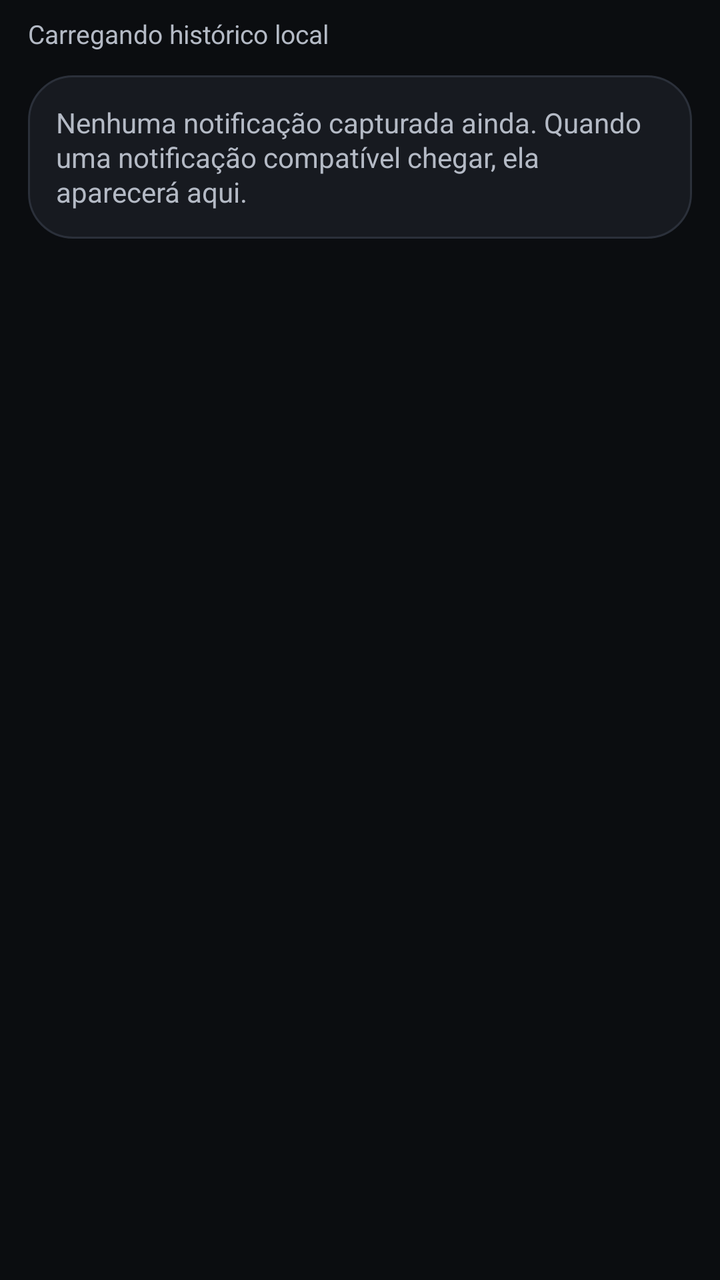
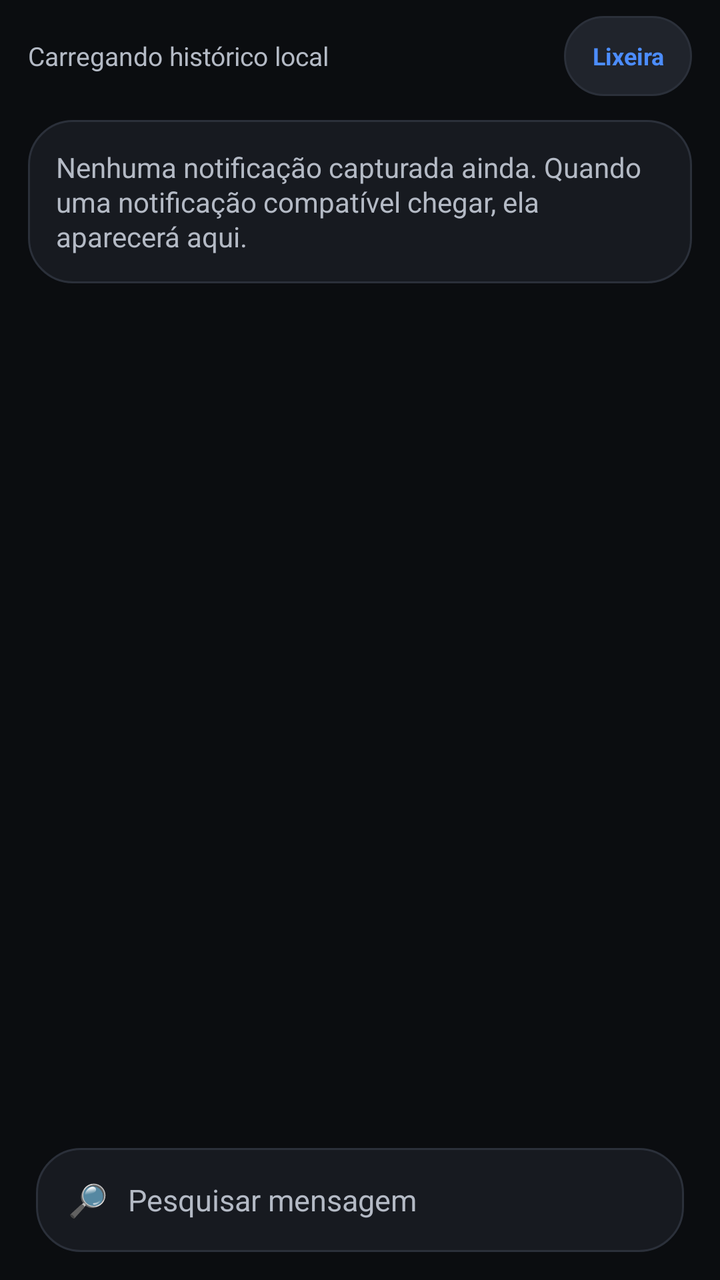

Two renders of the same Android screen: before a commit and after it. Below are the layout's source before the change and the commit's diff.
<!-- AndroidManifest.xml: application theme Theme.AppCompat.NoActionBar -->
<!-- res/layout/activity_main.xml -->
<?xml version="1.0" encoding="utf-8"?>
<ScrollView xmlns:android="http://schemas.android.com/apk/res/android"
    xmlns:tools="http://schemas.android.com/tools"
    android:layout_width="match_parent"
    android:layout_height="match_parent"
    android:background="@color/one_ui_background"
    android:fillViewport="true"
    android:fitsSystemWindows="true"
    tools:context="ray.droid.com.droidcatchnotification.activity.MainActivity">

    <LinearLayout
        android:layout_width="match_parent"
        android:layout_height="wrap_content"
        android:orientation="vertical"
        android:paddingLeft="14dp"
        android:paddingTop="8dp"
        android:paddingRight="14dp"
        android:paddingBottom="18dp">

        <LinearLayout
            android:layout_width="match_parent"
            android:layout_height="wrap_content"
            android:gravity="center_vertical"
            android:orientation="horizontal">

            <LinearLayout
                android:layout_width="0dp"
                android:layout_height="wrap_content"
                android:layout_weight="1"
                android:orientation="vertical">

                <TextView
                    android:id="@+id/textHistoryCount"
                    android:layout_width="match_parent"
                    android:layout_height="wrap_content"
                    android:text="@string/history_count_initial"
                    android:textColor="@color/one_ui_text_secondary"
                    android:textSize="13sp" />
            </LinearLayout>

            <TextView
                android:id="@+id/buttonNotifications"
                android:layout_width="wrap_content"
                android:layout_height="wrap_content"
                android:background="@drawable/one_ui_button_secondary"
                android:clickable="true"
                android:focusable="true"
                android:gravity="center"
                android:minHeight="40dp"
                android:minWidth="0dp"
                android:paddingLeft="14dp"
                android:paddingTop="7dp"
                android:paddingRight="14dp"
                android:paddingBottom="7dp"
                android:singleLine="true"
                android:text="@string/history_open_notifications"
                android:textColor="@color/one_ui_blue"
                android:textSize="12sp"
                android:textStyle="bold"
                android:visibility="gone"
                tools:visibility="visible" />
        </LinearLayout>

        <TextView
            android:id="@+id/textStatus"
            android:layout_width="match_parent"
            android:layout_height="wrap_content"
            android:layout_marginTop="10dp"
            android:background="@drawable/one_ui_status_badge"
            android:text="@string/history_status_permission_missing"
            android:textColor="@color/one_ui_text_secondary"
            android:textSize="12sp"
            android:visibility="gone"
            tools:visibility="visible" />

        <TextView
            android:id="@+id/textEmptyHistory"
            android:layout_width="match_parent"
            android:layout_height="wrap_content"
            android:layout_marginTop="12dp"
            android:background="@drawable/one_ui_card"
            android:lineSpacingExtra="1dp"
            android:padding="14dp"
            android:text="@string/history_empty"
            android:textColor="@color/one_ui_text_secondary"
            android:textSize="14sp" />

        <LinearLayout
            android:id="@+id/historyContainer"
            android:layout_width="match_parent"
            android:layout_height="wrap_content"
            android:orientation="vertical" />
    </LinearLayout>
</ScrollView>
<!-- resources referenced by this layout -->
<resources>
  <color name="one_ui_background">#0B0D10</color>
  <color name="one_ui_blue">#4C8DFF</color>
  <color name="one_ui_text_secondary">#B4BAC5</color>
  <!-- drawable one_ui_button_secondary (drawable) -->
  <?xml version="1.0" encoding="utf-8"?>
  <shape xmlns:android="http://schemas.android.com/apk/res/android">
      <solid android:color="@color/one_ui_surface_alt" />
      <stroke
          android:width="1dp"
          android:color="@color/one_ui_stroke" />
      <corners android:radius="24dp" />
      <padding
          android:bottom="12dp"
          android:left="18dp"
          android:right="18dp"
          android:top="12dp" />
  </shape>
  <!-- drawable one_ui_card (drawable) -->
  <?xml version="1.0" encoding="utf-8"?>
  <shape xmlns:android="http://schemas.android.com/apk/res/android">
      <solid android:color="@color/one_ui_surface" />
      <stroke
          android:width="1dp"
          android:color="@color/one_ui_stroke" />
      <corners android:radius="22dp" />
  </shape>
  <!-- drawable one_ui_status_badge (drawable) -->
  <?xml version="1.0" encoding="utf-8"?>
  <shape xmlns:android="http://schemas.android.com/apk/res/android">
      <solid android:color="@color/one_ui_surface_alt" />
      <stroke
          android:width="1dp"
          android:color="@color/one_ui_stroke" />
      <corners android:radius="18dp" />
      <padding
          android:bottom="8dp"
          android:left="12dp"
          android:right="12dp"
          android:top="8dp" />
  </shape>
  <string name="history_count_initial">Carregando histórico local</string>
  <string name="history_empty">Nenhuma notificação capturada ainda. Quando uma notificação compatível chegar, ela aparecerá aqui.</string>
  <string name="history_open_notifications">Permitir</string>
  <string name="history_status_permission_missing">Acesso às notificações inativo. Ative a permissão para registrar novas notificações.</string>
  <color name="one_ui_surface_alt">#20242C</color>
  <color name="one_ui_stroke">#2B303A</color>
  <color name="one_ui_surface">#171A20</color>
</resources>

<!-- the commit's change to res/layout/activity_main.xml (unified diff, before → after) -->
@@ -1,94 +1,174 @@
 <?xml version="1.0" encoding="utf-8"?>
-<ScrollView xmlns:android="http://schemas.android.com/apk/res/android"
+<FrameLayout xmlns:android="http://schemas.android.com/apk/res/android"
     xmlns:tools="http://schemas.android.com/tools"
     android:layout_width="match_parent"
     android:layout_height="match_parent"
     android:background="@color/one_ui_background"
-    android:fillViewport="true"
     android:fitsSystemWindows="true"
     tools:context="ray.droid.com.droidcatchnotification.activity.MainActivity">
 
-    <LinearLayout
+    <ScrollView
         android:layout_width="match_parent"
-        android:layout_height="wrap_content"
-        android:orientation="vertical"
-        android:paddingLeft="14dp"
-        android:paddingTop="8dp"
-        android:paddingRight="14dp"
-        android:paddingBottom="18dp">
+        android:layout_height="match_parent"
+        android:clipToPadding="false"
+        android:fillViewport="true"
+        android:paddingBottom="78dp">
 
         <LinearLayout
             android:layout_width="match_parent"
             android:layout_height="wrap_content"
-            android:gravity="center_vertical"
-            android:orientation="horizontal">
+            android:orientation="vertical"
+            android:paddingLeft="14dp"
+            android:paddingTop="8dp"
+            android:paddingRight="14dp"
+            android:paddingBottom="18dp">
 
             <LinearLayout
-                android:layout_width="0dp"
+                android:layout_width="match_parent"
                 android:layout_height="wrap_content"
-                android:layout_weight="1"
-                android:orientation="vertical">
+                android:gravity="center_vertical"
+                android:orientation="horizontal">
+
+                <LinearLayout
+                    android:layout_width="0dp"
+                    android:layout_height="wrap_content"
+                    android:layout_weight="1"
+                    android:orientation="vertical">
+
+                    <TextView
+                        android:id="@+id/textHistoryCount"
+                        android:layout_width="match_parent"
+                        android:layout_height="wrap_content"
+                        android:text="@string/history_count_initial"
+                        android:textColor="@color/one_ui_text_secondary"
+                        android:textSize="13sp" />
+                </LinearLayout>
 
                 <TextView
-                    android:id="@+id/textHistoryCount"
-                    android:layout_width="match_parent"
+                    android:id="@+id/buttonNotifications"
+                    android:layout_width="wrap_content"
                     android:layout_height="wrap_content"
-                    android:text="@string/history_count_initial"
-                    android:textColor="@color/one_ui_text_secondary"
-                    android:textSize="13sp" />
+                    android:background="@drawable/one_ui_button_secondary"
+                    android:clickable="true"
+                    android:focusable="true"
+                    android:gravity="center"
+                    android:minHeight="40dp"
+                    android:minWidth="0dp"
+                    android:paddingLeft="14dp"
+                    android:paddingTop="7dp"
+                    android:paddingRight="14dp"
+                    android:paddingBottom="7dp"
+                    android:singleLine="true"
+                    android:text="@string/history_open_notifications"
+                    android:textColor="@color/one_ui_blue"
+                    android:textSize="12sp"
+                    android:textStyle="bold"
+                    android:visibility="gone"
+                    tools:visibility="visible" />
+
+                <TextView
+                    android:id="@+id/buttonTrash"
+                    android:layout_width="wrap_content"
+                    android:layout_height="wrap_content"
+                    android:layout_marginLeft="8dp"
+                    android:background="@drawable/one_ui_button_secondary"
+                    android:clickable="true"
+                    android:focusable="true"
+                    android:gravity="center"
+                    android:minHeight="40dp"
+                    android:minWidth="0dp"
+                    android:paddingLeft="14dp"
+                    android:paddingTop="7dp"
+                    android:paddingRight="14dp"
+                    android:paddingBottom="7dp"
+                    android:singleLine="true"
+                    android:text="@string/history_open_trash"
+                    android:textColor="@color/one_ui_blue"
+                    android:textSize="12sp"
+                    android:textStyle="bold" />
             </LinearLayout>
 
             <TextView
-                android:id="@+id/buttonNotifications"
-                android:layout_width="wrap_content"
+                android:id="@+id/textStatus"
+                android:layout_width="match_parent"
                 android:layout_height="wrap_content"
-                android:background="@drawable/one_ui_button_secondary"
-                android:clickable="true"
-                android:focusable="true"
-                android:gravity="center"
-                android:minHeight="40dp"
-                android:minWidth="0dp"
-                android:paddingLeft="14dp"
-                android:paddingTop="7dp"
-                android:paddingRight="14dp"
-                android:paddingBottom="7dp"
-                android:singleLine="true"
-                android:text="@string/history_open_notifications"
-                android:textColor="@color/one_ui_blue"
+                android:layout_marginTop="10dp"
+                android:background="@drawable/one_ui_status_badge"
+                android:text="@string/history_status_permission_missing"
+                android:textColor="@color/one_ui_text_secondary"
                 android:textSize="12sp"
-                android:textStyle="bold"
                 android:visibility="gone"
                 tools:visibility="visible" />
+
+            <TextView
+                android:id="@+id/textEmptyHistory"
+                android:layout_width="match_parent"
+                android:layout_height="wrap_content"
+                android:layout_marginTop="12dp"
+                android:background="@drawable/one_ui_card"
+                android:lineSpacingExtra="1dp"
+                android:padding="14dp"
+                android:text="@string/history_empty"
+                android:textColor="@color/one_ui_text_secondary"
+                android:textSize="14sp" />
+
+            <LinearLayout
+                android:id="@+id/historyContainer"
+                android:layout_width="match_parent"
+                android:layout_height="wrap_content"
+                android:orientation="vertical" />
         </LinearLayout>
+    </ScrollView>
+
+    <LinearLayout
+        android:id="@+id/searchBar"
+        android:layout_width="match_parent"
+        android:layout_height="52dp"
+        android:layout_gravity="bottom"
+        android:layout_marginLeft="18dp"
+        android:layout_marginRight="18dp"
+        android:layout_marginBottom="14dp"
+        android:background="@drawable/one_ui_card"
+        android:gravity="center_vertical"
+        android:orientation="horizontal"
+        android:paddingLeft="16dp"
+        android:paddingRight="10dp">
 
         <TextView
-            android:id="@+id/textStatus"
-            android:layout_width="match_parent"
+            android:layout_width="wrap_content"
             android:layout_height="wrap_content"
-            android:layout_marginTop="10dp"
-            android:background="@drawable/one_ui_status_badge"
-            android:text="@string/history_status_permission_missing"
+            android:text="@string/search_icon"
+            android:textColor="@color/one_ui_blue"
+            android:textSize="16sp"
+            android:textStyle="bold" />
+
+        <EditText
+            android:id="@+id/editSearch"
+            android:layout_width="0dp"
+            android:layout_height="match_parent"
+            android:layout_marginLeft="10dp"
+            android:layout_weight="1"
+            android:background="@null"
+            android:hint="@string/search_hint"
+            android:imeOptions="actionSearch"
+            android:inputType="text"
+            android:padding="0dp"
+            android:singleLine="true"
+            android:textColor="@color/one_ui_text_primary"
+            android:textColorHint="@color/one_ui_text_secondary"
+            android:textSize="15sp" />
+
+        <TextView
+            android:id="@+id/buttonSearchClear"
+            android:layout_width="38dp"
+            android:layout_height="38dp"
+            android:clickable="true"
+            android:focusable="true"
+            android:gravity="center"
+            android:text="@string/search_clear"
             android:textColor="@color/one_ui_text_secondary"
-            android:textSize="12sp"
+            android:textSize="18sp"
             android:visibility="gone"
             tools:visibility="visible" />
-
-        <TextView
-            android:id="@+id/textEmptyHistory"
-            android:layout_width="match_parent"
-            android:layout_height="wrap_content"
-            android:layout_marginTop="12dp"
-            android:background="@drawable/one_ui_card"
-            android:lineSpacingExtra="1dp"
-            android:padding="14dp"
-            android:text="@string/history_empty"
-            android:textColor="@color/one_ui_text_secondary"
-            android:textSize="14sp" />
-
-        <LinearLayout
-            android:id="@+id/historyContainer"
-            android:layout_width="match_parent"
-            android:layout_height="wrap_content"
-            android:orientation="vertical" />
     </LinearLayout>
-</ScrollView>
+</FrameLayout>
<!-- resource entries referenced after the edit -->
@@ -2,6 +2,7 @@
 <resources>
   <color name="one_ui_background">#0B0D10</color>
   <color name="one_ui_blue">#4C8DFF</color>
+  <color name="one_ui_text_primary">#F4F6FA</color>
   <color name="one_ui_text_secondary">#B4BAC5</color>
   <!-- drawable one_ui_button_secondary (drawable) -->
   <?xml version="1.0" encoding="utf-8"?>
@@ -43,7 +44,11 @@
   <string name="history_count_initial">Carregando histórico local</string>
   <string name="history_empty">Nenhuma notificação capturada ainda. Quando uma notificação compatível chegar, ela aparecerá aqui.</string>
   <string name="history_open_notifications">Permitir</string>
+  <string name="history_open_trash">Lixeira</string>
   <string name="history_status_permission_missing">Acesso às notificações inativo. Ative a permissão para registrar novas notificações.</string>
+  <string name="search_clear">x</string>
+  <string name="search_hint">Pesquisar mensagem</string>
+  <string name="search_icon">🔎</string>
   <color name="one_ui_surface_alt">#20242C</color>
   <color name="one_ui_stroke">#2B303A</color>
   <color name="one_ui_surface">#171A20</color>
